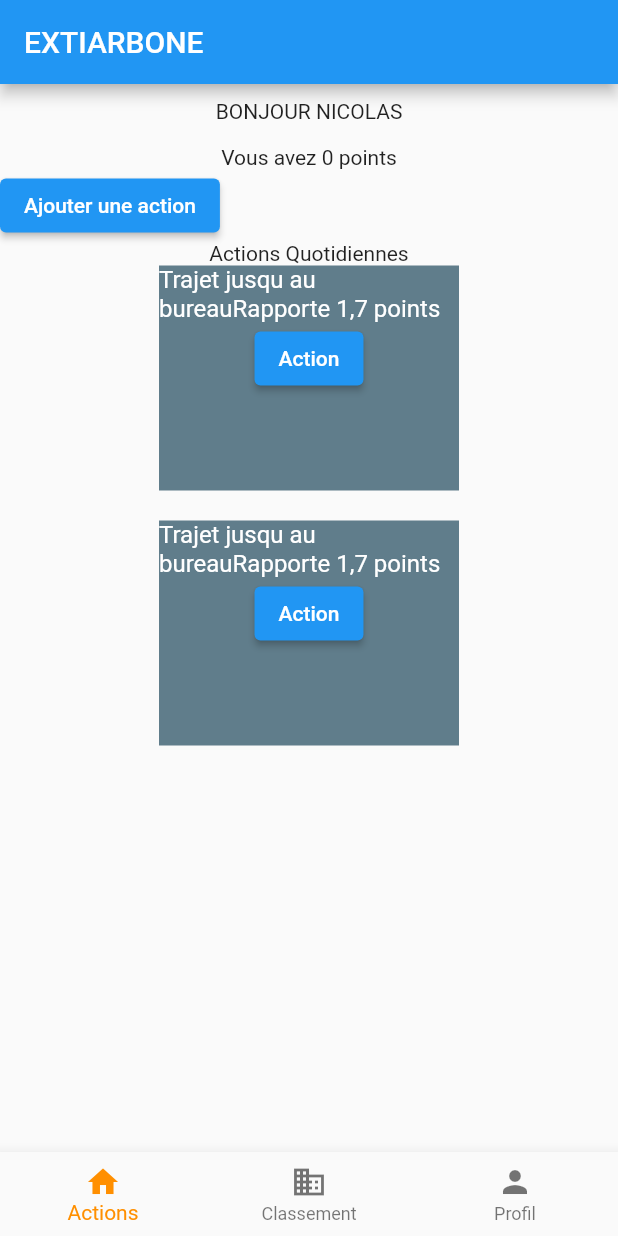
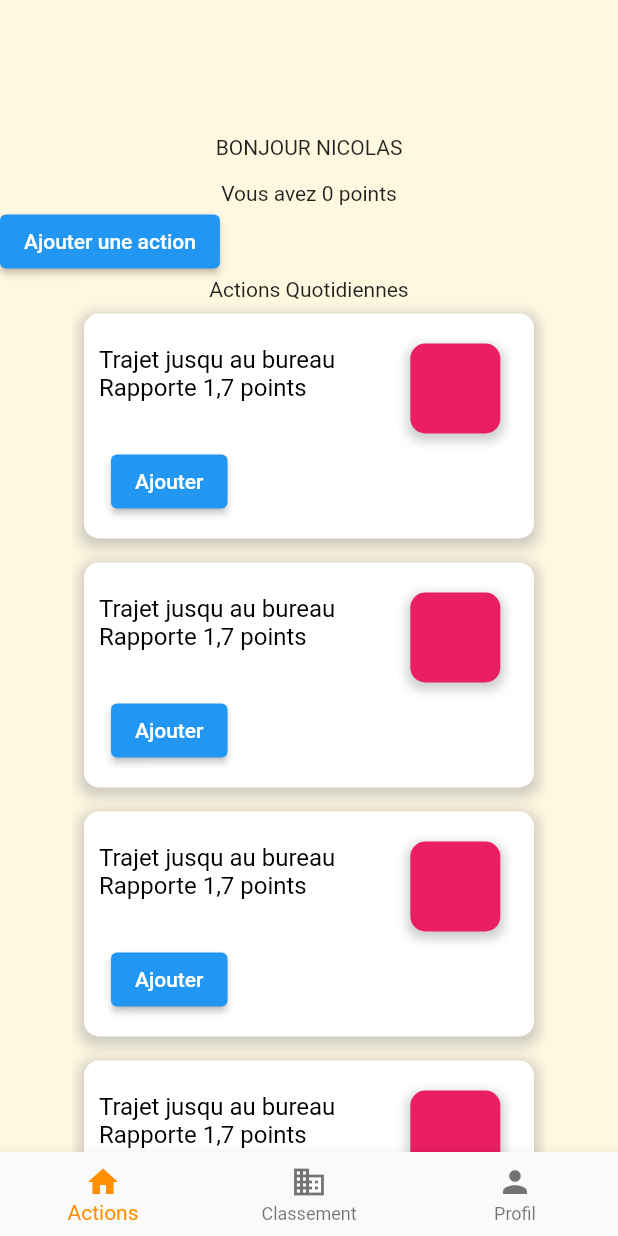
Before and after one commit to EXTIARBONE/extiarbone_flutter, a Flutter app: the screen it shows after launch, on a phone screen of 412 x 824 dp. Run offline on Flutter 3.47's test engine with Material 2 defaults, Android fonts, the phone set to English and light mode, and no system bars; our stand-ins replace google_fonts; Roboto replaces fonts that are missing (Montserrat); project files that could hold a hidden picture were left out.

Commit message:
page des actions

```diff
--- a/lib/main.dart
+++ b/lib/main.dart
@@ -46,9 +46,6 @@ class _MyStatefulWidgetState extends State<MyStatefulWidget> {
   @override
   Widget build(BuildContext context) {
     return Scaffold(
-      appBar: AppBar(
-        title: const Text('EXTIARBONE'),
-      ),
       body: Center(
         child: _widgetOptions.elementAt(_selectedIndex),
       ),
--- a/lib/pages/actions.dart
+++ b/lib/pages/actions.dart
@@ -15,11 +15,14 @@ class _EventState extends State<Event> {
   @override
   Widget build(BuildContext context) {
     return Scaffold(
-      body: Column(children: [
+      backgroundColor: Colors.amber[50],
+      body: Column(
+        children: [
           const SizedBox(
-          height: 10,
+            height: 90,
           ),
-        const Center(child: Text(
+          const Center(
+            child: Text(
               "BONJOUR NICOLAS",
             ),
           ),
@@ -34,19 +37,28 @@ class _EventState extends State<Event> {
                   // ignore: avoid_print
                   print("OK");
                 },
-                child: const Text("Ajouter une action")),
+                child: const Text("Ajouter une action"),
+              ),
               const SizedBox(
                 width: 100,
               ),
             ],
           ),
           const Text("Actions Quotidiennes"),
+          Expanded(
+            child: SingleChildScrollView(
+              child: Column(
+                children: [
                   ActionContainer(),
-        SizedBox(height: 20,),
                   ActionContainer(),
-
-
-      ]),
+                  ActionContainer(),
+                  ActionContainer(),
+                ],
+              ),
+            ),
+          ),
+        ],
+      ),
     );
   }
 }
--- a/lib/widget/widget_action_container.dart
+++ b/lib/widget/widget_action_container.dart
@@ -7,29 +7,89 @@ class ActionContainer extends StatelessWidget {
 
   @override
   Widget build(BuildContext context) {
-    return Container(
-        width: 200,
+    return Padding(
+      padding: const EdgeInsets.all(8.0),
+      child: Container(
+          width: 300,
           height: 150,
-        color: Colors.blueGrey,
+          decoration: BoxDecoration(
+            borderRadius: BorderRadius.circular(10.0),
+            color: Colors.white,
+            boxShadow: [
+              BoxShadow(
+                color: Colors.grey.withOpacity(0.5), // couleur de l'ombre
+                spreadRadius: 3, // rayon de dispersion
+                blurRadius: 7, // flou de l'ombre
+                offset: const Offset(
+                    0, 3), // position de l'ombre par rapport au container
+              ),
+            ],
+          ),
           child: Column(
+            children: [
+              Padding(
+                padding: const EdgeInsets.fromLTRB(10, 0, 0, 0),
+                child: Row(
                   children: [
                     RichText(
                       text: const TextSpan(
                         style: TextStyle(
                           fontSize: 16,
-                  color: Colors.white,
+                          color: Colors.black,
                         ),
                         children: <TextSpan>[
                           TextSpan(text: 'Trajet jusqu au bureau'),
-                  TextSpan(text: 'Rapporte 1,7 points'),
+                          TextSpan(text: '\nRapporte 1,7 points'),
                         ],
                       ),
                     ),
+                    const SizedBox(
+                      width: 50,
+                    ),
+                    Padding(
+                      padding: const EdgeInsets.only(top: 20),
+                      child: Align(
+                        alignment: Alignment.center,
+                        child: Container(
+                          height: 60,
+                          width: 60,
+                          decoration: BoxDecoration(
+                            color: Colors.pink,
+                            borderRadius: BorderRadius.circular(10),
+                            boxShadow: [
+                              BoxShadow(
+                                color: Colors.grey.withOpacity(0.5),
+                                spreadRadius: 2,
+                                blurRadius: 5,
+                                offset: const Offset(0, 3),
+                              ),
+                            ],
+                          ),
+                        ),
+                      ),
+                    )
+                  ],
+                ),
+              ),
+              Padding(
+                padding: const EdgeInsets.all(8.0),
+                child: Row(
+                  children: [
+                    const SizedBox(
+                      width: 10,
+                    ),
                     ElevatedButton(
                       onPressed: () {},
-              child: Text("Action"),
+                      child: const Text("Ajouter"),
+                    ),
+                    const SizedBox(
+                      width: 120,
+                    ),
+                  ],
+                ),
               )
             ],
-        ));
+          )),
+    );
   }
 }
```
Lines whose indentation alone changed are shown as unchanged.
